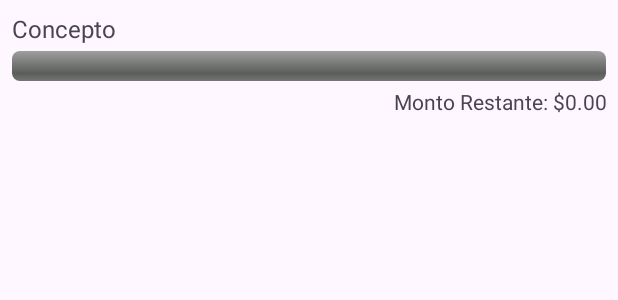
After one commit to InfernusXYZ/appTT, an Android app: the layout item_progress_bar.xml on its own in the app's theme, with its tools: preview values and no code run, on a phone screen of 412 x 824 dp. The commit adds this screen. Shown: the top 300 px of the screen. Run offline under Robolectric (Android 15) with nearby library versions, the phone set to English and light mode, and no system bars.

Commit message:
implementacion de las barras de progreso junto con validaciones

```diff
--- a/app/src/main/java/com/example/apptt/insertpagos.java
+++ b/app/src/main/java/com/example/apptt/insertpagos.java
@@ -167,7 +167,7 @@ public class insertpagos extends AppCompatActivity {
                     return;
                 }
                 double montoingresado = Double.parseDouble(montopagos);
-                if(montoingresado > progresoRestante){
+                if(montoingresado <= progresoRestante){
                     guardardeuda();
                 }else{
                     Toast.makeText(getApplicationContext(),"No debes pagar mas de lo que debes",Toast.LENGTH_SHORT).show();
--- /dev/null
+++ b/app/src/main/res/layout/item_progress_bar.xml
@@ -0,0 +1,29 @@
+<?xml version="1.0" encoding="utf-8"?>
+<LinearLayout
+    xmlns:android="http://schemas.android.com/apk/res/android"
+    android:layout_width="match_parent"
+    android:layout_height="wrap_content"
+    android:orientation="vertical"
+    android:padding="8dp">
+    <TextView
+        android:id="@+id/tvConcepto"
+        android:layout_width="match_parent"
+        android:layout_height="wrap_content"
+        android:text="Concepto"
+        android:textSize="16sp"
+        android:paddingBottom="4dp"/>
+    <ProgressBar
+        android:id="@+id/progressBar"
+        android:layout_width="match_parent"
+        android:layout_height="wrap_content"
+        style="@android:style/Widget.ProgressBar.Horizontal"
+        android:max="100"/>
+    <TextView
+        android:id="@+id/tvMontoRestante"
+        android:layout_width="match_parent"
+        android:layout_height="wrap_content"
+        android:text="Monto Restante: $0.00"
+        android:textSize="14sp"
+        android:gravity="end"
+        android:paddingTop="4dp"/>
+</LinearLayout>
```
Also changed, not shown: app/src/main/java/com/example/apptt/EndeudamientoActivity.java (+81 -0 lines), app/src/main/java/com/example/apptt/ProgressAdapter.java (added, +155 -0 lines), app/src/main/res/layout/activity_endeudamiento.xml (+14 -0 lines).
